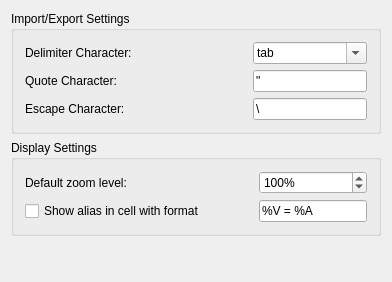
First picture: the form in src/Mod/Spreadsheet/Gui/DlgSettings.ui, repository southseact-3d/fcd, before the edit.
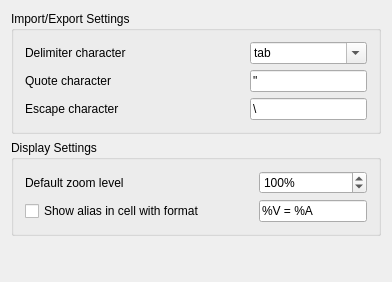
Second picture: the form after the edit. Custom widgets are drawn as their Qt base class.

Diff of the .ui file:
```diff
--- a/src/Mod/Spreadsheet/Gui/DlgSettings.ui
+++ b/src/Mod/Spreadsheet/Gui/DlgSettings.ui
@@ -73,7 +73,7 @@
       <item row="0" column="0">
        <widget class="QLabel" name="dZLLabel">
         <property name="text">
-         <string>Default zoom level:</string>
+         <string>Default zoom level</string>
         </property>
        </widget>
       </item>
@@ -128,7 +128,7 @@
          </sizepolicy>
         </property>
         <property name="text">
-         <string>Delimiter Character:</string>
+         <string>Delimiter character</string>
         </property>
        </widget>
       </item>
@@ -188,7 +188,7 @@
          </sizepolicy>
         </property>
         <property name="text">
-         <string>Quote Character:</string>
+         <string>Quote character</string>
         </property>
        </widget>
       </item>
@@ -220,7 +220,7 @@
          </sizepolicy>
         </property>
         <property name="text">
-         <string>Escape Character:</string>
+         <string>Escape character</string>
         </property>
        </widget>
       </item>
```
Left out of the diff: 4 changed lines with no effect on the pictures.
